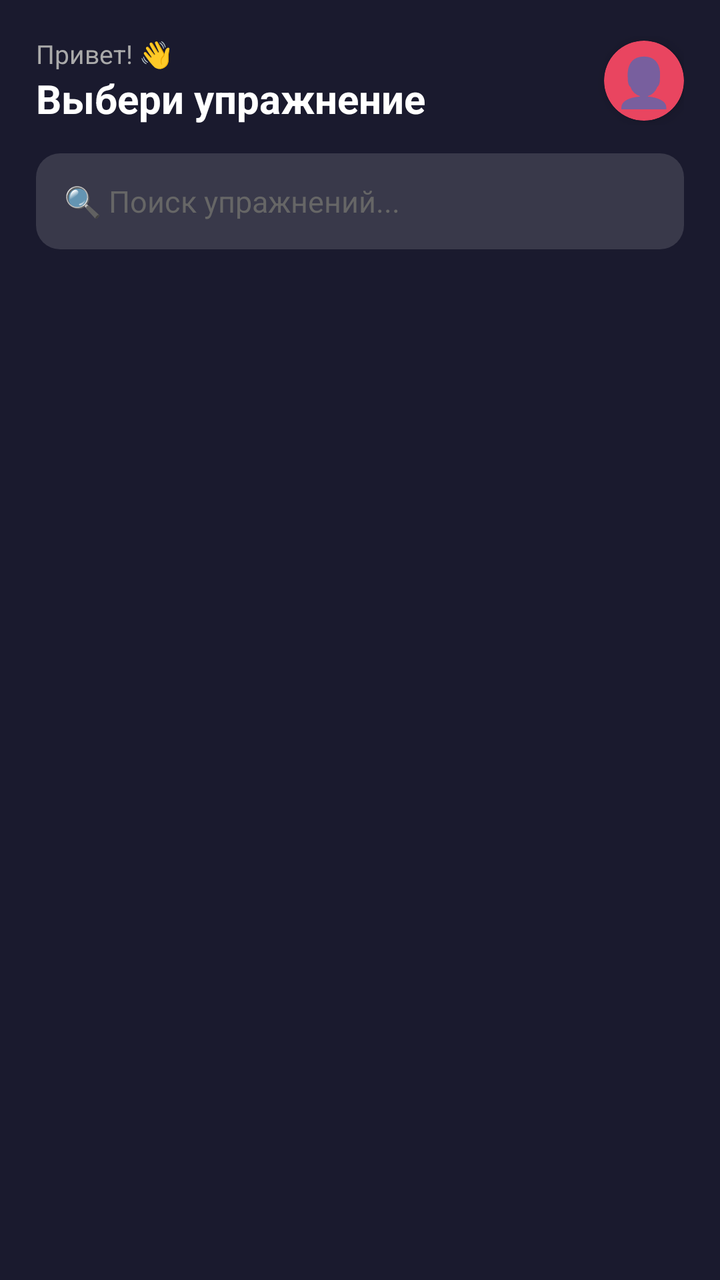
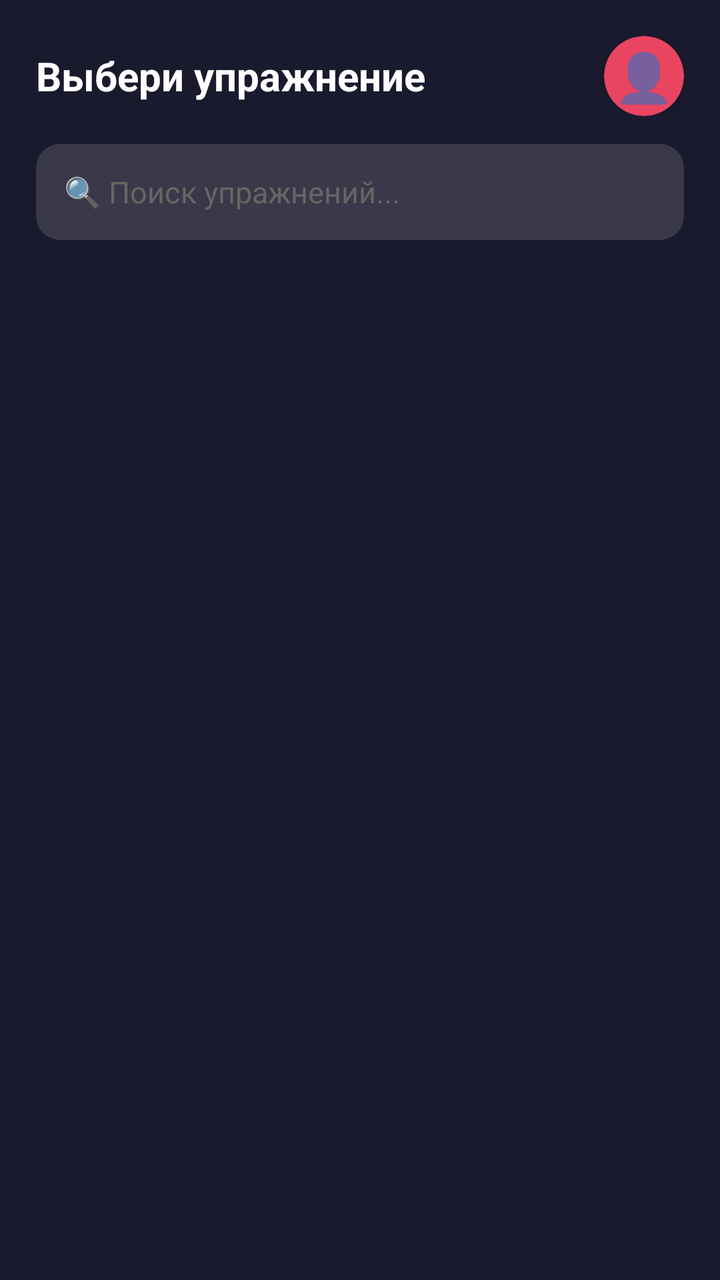

Screens rendered from an Android XML layout before and after an edit, with the pre-edit source and the edit as a unified diff.
<!-- AndroidManifest.xml: application theme Theme.Personaltrainer -->
<!-- res/layout/activity_exercise_list.xml -->
<?xml version="1.0" encoding="utf-8"?>
<LinearLayout xmlns:android="http://schemas.android.com/apk/res/android"
    android:id="@+id/rootList"
    xmlns:app="http://schemas.android.com/apk/res-auto"
    android:layout_width="match_parent"
    android:layout_height="match_parent"
    android:background="@color/background_dark"
    android:orientation="vertical">

    <LinearLayout
        android:layout_width="match_parent"
        android:layout_height="wrap_content"
        android:gravity="center_vertical"
        android:orientation="horizontal"
        android:paddingHorizontal="@dimen/spacing_lg"
        android:paddingTop="@dimen/spacing_lg"
        android:paddingBottom="@dimen/spacing_md">

        <LinearLayout
            android:layout_width="0dp"
            android:layout_height="wrap_content"
            android:layout_weight="1"
            android:orientation="vertical">

            <TextView
                android:layout_width="wrap_content"
                android:layout_height="wrap_content"
                android:text="@string/greeting_hello"
                android:textColor="@color/text_secondary"
                android:textSize="@dimen/text_sm" />

            <TextView
                android:layout_width="wrap_content"
                android:layout_height="wrap_content"
                android:maxLines="1"
                android:text="@string/greeting_subtitle"
                android:textColor="@color/white"
                android:textSize="@dimen/list_header_text"
                android:textStyle="bold" />

        </LinearLayout>

        <androidx.cardview.widget.CardView
            android:id="@+id/btnProfile"
            android:layout_width="@dimen/icon_sm"
            android:layout_height="@dimen/icon_sm"
            app:cardBackgroundColor="@color/primary"
            app:cardCornerRadius="24dp"
            app:cardElevation="4dp">

            <TextView
                android:layout_width="match_parent"
                android:layout_height="match_parent"
                android:gravity="center"
                android:text="@string/profile_emoji"
                android:textSize="@dimen/list_item_emoji" />

        </androidx.cardview.widget.CardView>

    </LinearLayout>

    <EditText
        android:id="@+id/etSearch"
        android:layout_width="match_parent"
        android:layout_height="@dimen/search_height"
        android:layout_marginHorizontal="@dimen/spacing_lg"
        android:layout_marginBottom="@dimen/spacing_sm"
        android:background="@drawable/bg_search"
        android:hint="@string/search_hint"
        android:imeOptions="actionSearch"
        android:inputType="text"
        android:maxLines="1"
        android:paddingHorizontal="@dimen/spacing_md"
        android:textColor="@color/white"
        android:textColorHint="@color/text_hint"
        android:textSize="@dimen/text_md" />

    <androidx.recyclerview.widget.RecyclerView
        android:id="@+id/recyclerExercises"
        android:layout_width="match_parent"
        android:layout_height="0dp"
        android:layout_weight="1"
        android:clipToPadding="false"
        android:paddingVertical="@dimen/spacing_sm" />

</LinearLayout>
<!-- resources referenced by this layout -->
<resources>
  <color name="background_dark">#1A1A2E</color>
  <color name="primary">#E94560</color>
  <color name="text_hint">#666666</color>
  <color name="text_secondary">#AAAAAA</color>
  <color name="white">#FFFFFFFF</color>
  <dimen name="icon_sm">36dp</dimen>
  <dimen name="list_header_text">18sp</dimen>
  <dimen name="list_item_emoji">22sp</dimen>
  <dimen name="search_height">44dp</dimen>
  <dimen name="spacing_lg">16dp</dimen>
  <dimen name="spacing_md">12dp</dimen>
  <dimen name="spacing_sm">8dp</dimen>
  <dimen name="text_md">14sp</dimen>
  <dimen name="text_sm">12sp</dimen>
  <!-- drawable bg_search (drawable) -->
  <?xml version="1.0" encoding="utf-8"?>
  <shape xmlns:android="http://schemas.android.com/apk/res/android"
      android:shape="rectangle">
      <solid android:color="#22FFFFFF"/>
      <corners android:radius="12dp"/>
  </shape>
  <string name="greeting_hello">Привет! 👋</string>
  <string name="greeting_subtitle">Выбери упражнение</string>
  <string name="profile_emoji">👤</string>
  <string name="search_hint">🔍 Поиск упражнений...</string>
  <style name="Theme.Personaltrainer" parent="Theme.MaterialComponents.DayNight.NoActionBar">
          <item name="colorPrimary">@color/primary</item>
          <item name="colorPrimaryVariant">@color/primary_dark</item>
          <item name="colorOnPrimary">@color/white</item>
          <item name="colorSecondary">@color/secondary</item>
          <item name="colorOnSecondary">@color/white</item>
          <item name="android:statusBarColor">@color/primary_dark</item>
      </style>
  <color name="primary_dark">#1A1A2E</color>
  <color name="secondary">#0F3460</color>
</resources>

<!-- the commit's change to res/layout/activity_exercise_list.xml (unified diff, before → after) -->
@@ -16,29 +16,15 @@
         android:paddingTop="@dimen/spacing_lg"
         android:paddingBottom="@dimen/spacing_md">
 
-        <LinearLayout
+        <TextView
             android:layout_width="0dp"
             android:layout_height="wrap_content"
             android:layout_weight="1"
-            android:orientation="vertical">
-
-            <TextView
-                android:layout_width="wrap_content"
-                android:layout_height="wrap_content"
-                android:text="@string/greeting_hello"
-                android:textColor="@color/text_secondary"
-                android:textSize="@dimen/text_sm" />
-
-            <TextView
-                android:layout_width="wrap_content"
-                android:layout_height="wrap_content"
-                android:maxLines="1"
-                android:text="@string/greeting_subtitle"
-                android:textColor="@color/white"
-                android:textSize="@dimen/list_header_text"
-                android:textStyle="bold" />
-
-        </LinearLayout>
+            android:maxLines="1"
+            android:text="@string/greeting_subtitle"
+            android:textColor="@color/white"
+            android:textSize="@dimen/list_header_text"
+            android:textStyle="bold" />
 
         <androidx.cardview.widget.CardView
             android:id="@+id/btnProfile"
<!-- resource entries referenced after the edit -->
@@ -3,7 +3,6 @@
   <color name="background_dark">#1A1A2E</color>
   <color name="primary">#E94560</color>
   <color name="text_hint">#666666</color>
-  <color name="text_secondary">#AAAAAA</color>
   <color name="white">#FFFFFFFF</color>
   <dimen name="icon_sm">36dp</dimen>
   <dimen name="list_header_text">18sp</dimen>
@@ -13,7 +12,6 @@
   <dimen name="spacing_md">12dp</dimen>
   <dimen name="spacing_sm">8dp</dimen>
   <dimen name="text_md">14sp</dimen>
-  <dimen name="text_sm">12sp</dimen>
   <!-- drawable bg_search (drawable) -->
   <?xml version="1.0" encoding="utf-8"?>
   <shape xmlns:android="http://schemas.android.com/apk/res/android"
@@ -21,7 +19,6 @@
       <solid android:color="#22FFFFFF"/>
       <corners android:radius="12dp"/>
   </shape>
-  <string name="greeting_hello">Привет! 👋</string>
   <string name="greeting_subtitle">Выбери упражнение</string>
   <string name="profile_emoji">👤</string>
   <string name="search_hint">🔍 Поиск упражнений...</string>
